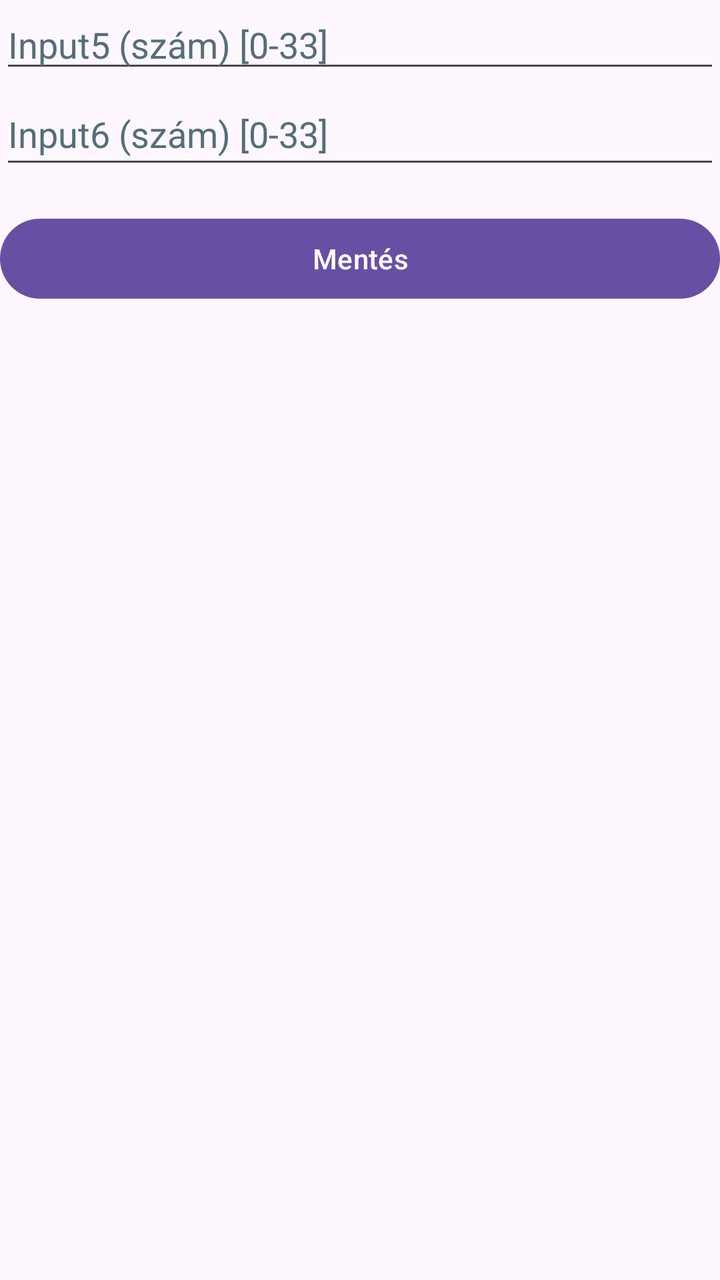
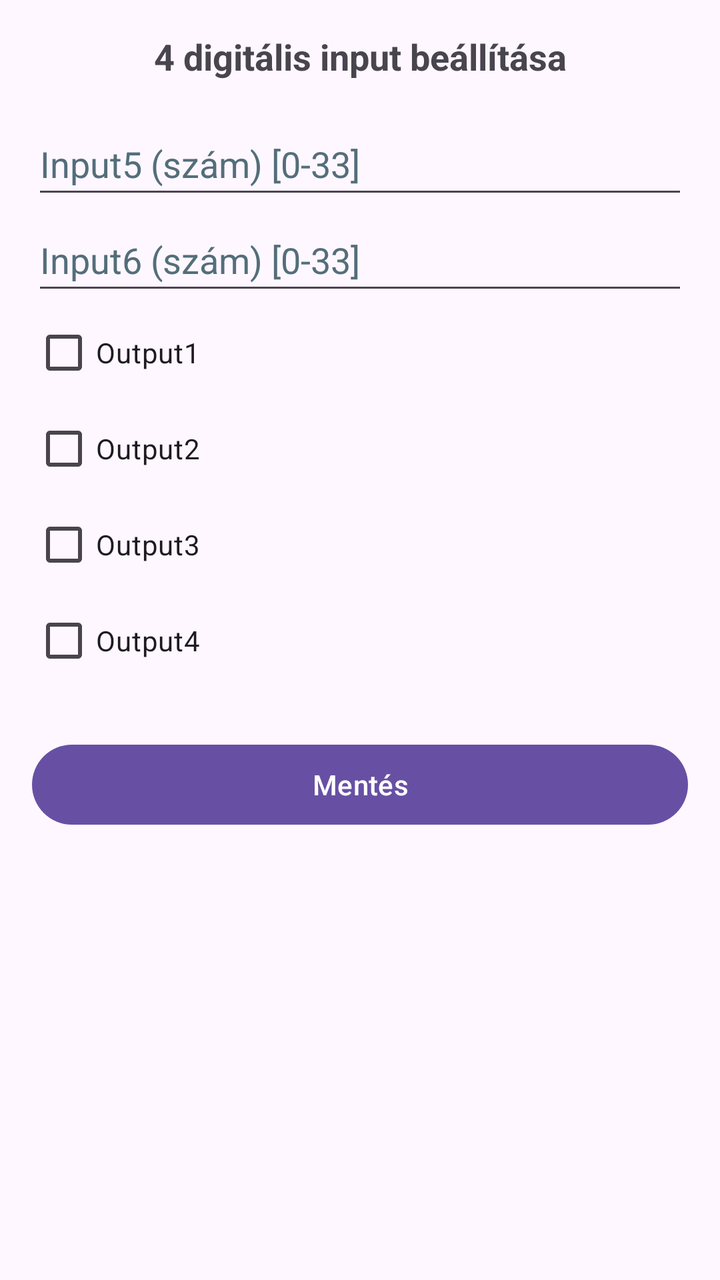

An Android layout rendered at two revisions. The XML below is the earlier revision; the diff shows what the commit changed to produce the second picture.
<!-- AndroidManifest.xml: application theme Theme.IoT -->
<!-- res/layout/fragment_edit.xml -->
<?xml version="1.0" encoding="utf-8"?>
<LinearLayout xmlns:android="http://schemas.android.com/apk/res/android"
    xmlns:tools="http://schemas.android.com/tools"
    android:layout_width="match_parent"
    android:layout_height="match_parent"
    tools:context=".EditFragment"
    android:orientation="vertical"
    >

    <EditText
        android:id="@+id/editInput5"
        android:layout_width="match_parent"
        android:layout_height="wrap_content"
        android:autofillHints="0"
        android:hint="@string/input5"
        android:inputType="number"
        android:textColorHint="#546E7A"
        tools:ignore="VisualLintTextFieldSize" />

    <EditText
        android:id="@+id/editInput6"
        android:layout_width="match_parent"
        android:layout_height="wrap_content"
        android:autofillHints="0"
        android:hint="@string/input6"
        android:inputType="number"
        android:minHeight="48dp"
        android:textColorHint="#546E7A"
        tools:ignore="VisualLintTextFieldSize" />
    <Button
        android:id="@+id/btnSave"
        android:text="@string/mentes"
        android:layout_width="match_parent"
        android:layout_height="wrap_content"
        android:layout_marginTop="16dp"
        tools:ignore="VisualLintButtonSize" />

</LinearLayout>
<!-- resources referenced by this layout -->
<resources>
  <string name="input5">Input5 (szám) [0-33]</string>
  <string name="input6">Input6 (szám) [0-33]</string>
  <string name="mentes">Mentés</string>
  <style name="Theme.IoT" parent="Base.Theme.IoT" />
  <style name="Base.Theme.IoT" parent="Theme.Material3.DayNight.NoActionBar">
          
          
      </style>
</resources>

<!-- the commit's change to res/layout/fragment_edit.xml (unified diff, before → after) -->
@@ -1,38 +1,80 @@
 <?xml version="1.0" encoding="utf-8"?>
-<LinearLayout xmlns:android="http://schemas.android.com/apk/res/android"
+<ScrollView xmlns:android="http://schemas.android.com/apk/res/android"
     xmlns:tools="http://schemas.android.com/tools"
     android:layout_width="match_parent"
     android:layout_height="match_parent"
-    tools:context=".EditFragment"
-    android:orientation="vertical"
-    >
+    tools:context=".EditFragment">
 
-    <EditText
-        android:id="@+id/editInput5"
+    <LinearLayout
+        android:orientation="vertical"
+        android:padding="16dp"
         android:layout_width="match_parent"
-        android:layout_height="wrap_content"
-        android:autofillHints="0"
-        android:hint="@string/input5"
-        android:inputType="number"
-        android:textColorHint="#546E7A"
-        tools:ignore="VisualLintTextFieldSize" />
+        android:layout_height="wrap_content">
 
-    <EditText
-        android:id="@+id/editInput6"
-        android:layout_width="match_parent"
-        android:layout_height="wrap_content"
-        android:autofillHints="0"
-        android:hint="@string/input6"
-        android:inputType="number"
-        android:minHeight="48dp"
-        android:textColorHint="#546E7A"
-        tools:ignore="VisualLintTextFieldSize" />
-    <Button
-        android:id="@+id/btnSave"
-        android:text="@string/mentes"
-        android:layout_width="match_parent"
-        android:layout_height="wrap_content"
-        android:layout_marginTop="16dp"
-        tools:ignore="VisualLintButtonSize" />
 
-</LinearLayout>
+        <TextView
+            android:id="@+id/editIdText"
+            android:layout_width="match_parent"
+            android:layout_height="wrap_content"
+            android:text="4 digitális input beállítása"
+            android:textSize="18sp"
+            android:textStyle="bold"
+            android:gravity="center"
+            android:paddingBottom="16dp"
+            tools:ignore="HardcodedText" />
+
+
+        <EditText
+            android:id="@+id/editInput5"
+            android:layout_width="match_parent"
+            android:layout_height="wrap_content"
+            android:hint="@string/input5"
+            android:inputType="number"
+            android:minHeight="48dp"
+            android:textColorHint="#546E7A"
+            tools:ignore="VisualLintTextFieldSize" />
+
+        <EditText
+            android:id="@+id/editInput6"
+            android:layout_width="match_parent"
+            android:layout_height="wrap_content"
+            android:hint="@string/input6"
+            android:inputType="number"
+            android:minHeight="48dp"
+            android:textColorHint="#546E7A"
+            tools:ignore="VisualLintTextFieldSize" />
+
+        <CheckBox
+            android:id="@+id/checkboxOutput1"
+            android:layout_width="wrap_content"
+            android:layout_height="wrap_content"
+            android:text="@string/output1" />
+
+        <CheckBox
+            android:id="@+id/checkboxOutput2"
+            android:layout_width="wrap_content"
+            android:layout_height="wrap_content"
+            android:text="@string/output2" />
+
+        <CheckBox
+            android:id="@+id/checkboxOutput3"
+            android:layout_width="wrap_content"
+            android:layout_height="wrap_content"
+            android:text="@string/output3" />
+
+        <CheckBox
+            android:id="@+id/checkboxOutput4"
+            android:layout_width="wrap_content"
+            android:layout_height="wrap_content"
+            android:text="@string/output4" />
+
+        <Button
+            android:id="@+id/btnSave"
+            android:text="@string/mentes"
+            android:layout_width="match_parent"
+            android:layout_height="wrap_content"
+            android:layout_marginTop="24dp"
+            tools:ignore="VisualLintButtonSize" />
+
+    </LinearLayout>
+</ScrollView>
<!-- resource entries referenced after the edit -->
@@ -3,6 +3,10 @@
   <string name="input5">Input5 (szám) [0-33]</string>
   <string name="input6">Input6 (szám) [0-33]</string>
   <string name="mentes">Mentés</string>
+  <string name="output1">Output1</string>
+  <string name="output2">Output2</string>
+  <string name="output3">Output3</string>
+  <string name="output4">Output4</string>
   <style name="Theme.IoT" parent="Base.Theme.IoT" />
   <style name="Base.Theme.IoT" parent="Theme.Material3.DayNight.NoActionBar">
           
